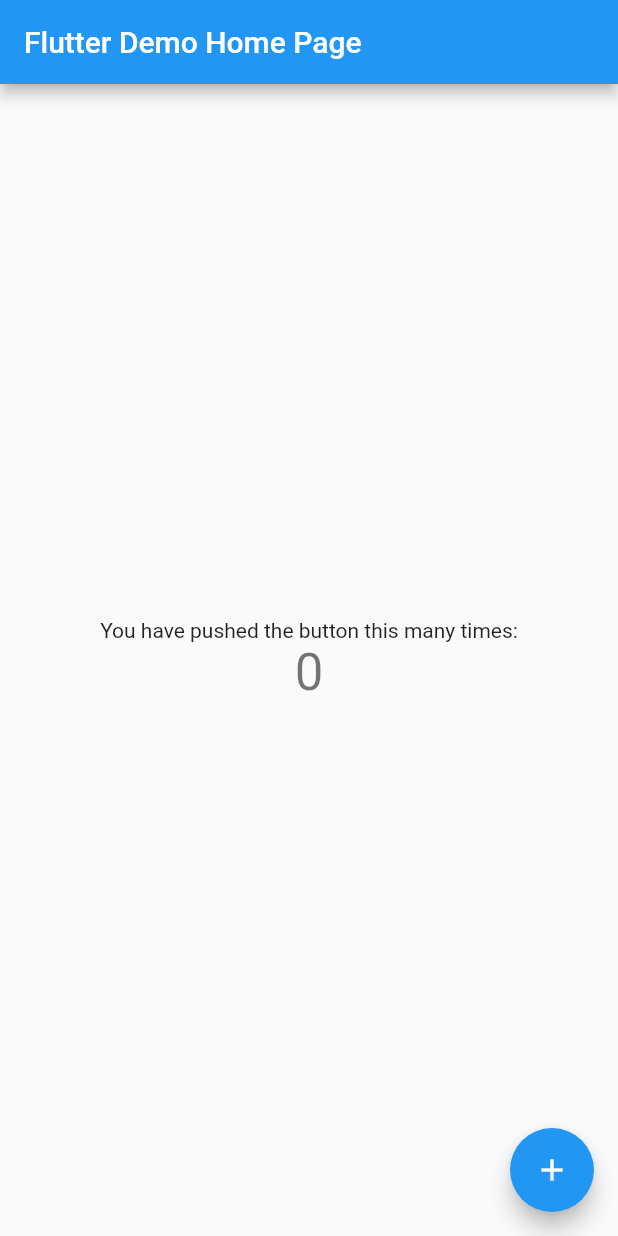
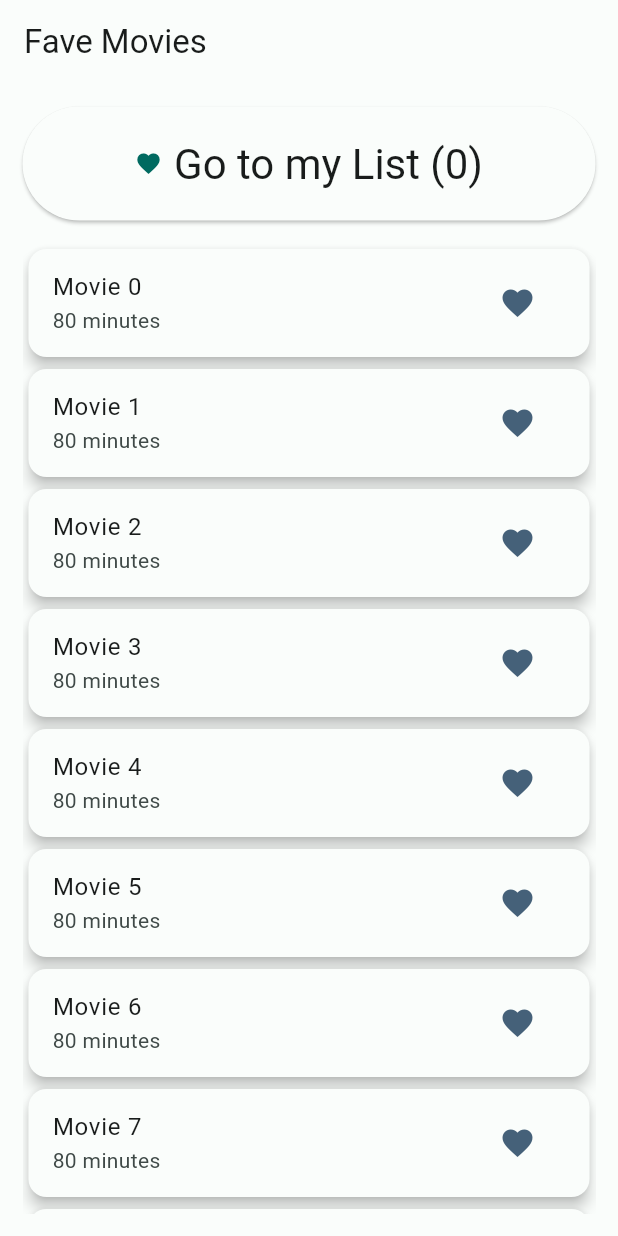
Before and after one commit to muya/state_management_provider_tutorial, a Flutter app: the screen it shows after launch, on a phone screen of 412 x 824 dp. Run offline on Flutter 3.47's test engine with Material 2 defaults, Android fonts, the phone set to English and light mode, and no system bars.

Commit message:
Implement Functionality for Favourite Movies
- Utilize Provider Pattern to sync values between pages (i.e. when a movie is removed from favourites list)
- Implement Material 3 theme

```diff
--- a/kindacode/favourite_movies/lib/main.dart
+++ b/kindacode/favourite_movies/lib/main.dart
@@ -1,115 +1,28 @@
+import 'package:favourite_movies/provider/movie_provider.dart';
+import 'package:favourite_movies/screens/home_screen.dart';
+import 'package:favourite_movies/themes/color_schemes.dart';
 import 'package:flutter/material.dart';
+import 'package:provider/provider.dart';
 
 void main() {
-  runApp(const MyApp());
+  runApp(ChangeNotifierProvider<MovieProvider>(
+      child: const MyApp(),
+      create: (_) => MovieProvider() // Create new ChangeNotifier object.
+      ));
 }
 
 class MyApp extends StatelessWidget {
   const MyApp({Key? key}) : super(key: key);
 
-  // This widget is the root of your application.
   @override
   Widget build(BuildContext context) {
     return MaterialApp(
-      title: 'Flutter Demo',
-      theme: ThemeData(
-        // This is the theme of your application.
-        //
-        // Try running your application with "flutter run". You'll see the
-        // application has a blue toolbar. Then, without quitting the app, try
-        // changing the primarySwatch below to Colors.green and then invoke
-        // "hot reload" (press "r" in the console where you ran "flutter run",
-        // or simply save your changes to "hot reload" in a Flutter IDE).
-        // Notice that the counter didn't reset back to zero; the application
-        // is not restarted.
-        primarySwatch: Colors.blue,
-      ),
-      home: const MyHomePage(title: 'Flutter Demo Home Page'),
+      // Disable debug banner.
+      debugShowCheckedModeBanner: false,
+      title: 'Favourite Movies',
+      theme: ThemeData(useMaterial3: true, colorScheme: lightColorScheme),
+      darkTheme: ThemeData(useMaterial3: true, colorScheme: darkColorScheme),
+      home: const HomeScreen(),
     );
   }
 }
-
-class MyHomePage extends StatefulWidget {
-  const MyHomePage({Key? key, required this.title}) : super(key: key);
-
-  // This widget is the home page of your application. It is stateful, meaning
-  // that it has a State object (defined below) that contains fields that affect
-  // how it looks.
-
-  // This class is the configuration for the state. It holds the values (in this
-  // case the title) provided by the parent (in this case the App widget) and
-  // used by the build method of the State. Fields in a Widget subclass are
-  // always marked "final".
-
-  final String title;
-
-  @override
-  State<MyHomePage> createState() => _MyHomePageState();
-}
-
-class _MyHomePageState extends State<MyHomePage> {
-  int _counter = 0;
-
-  void _incrementCounter() {
-    setState(() {
-      // This call to setState tells the Flutter framework that something has
-      // changed in this State, which causes it to rerun the build method below
-      // so that the display can reflect the updated values. If we changed
-      // _counter without calling setState(), then the build method would not be
-      // called again, and so nothing would appear to happen.
-      _counter++;
-    });
-  }
-
-  @override
-  Widget build(BuildContext context) {
-    // This method is rerun every time setState is called, for instance as done
-    // by the _incrementCounter method above.
-    //
-    // The Flutter framework has been optimized to make rerunning build methods
-    // fast, so that you can just rebuild anything that needs updating rather
-    // than having to individually change instances of widgets.
-    return Scaffold(
-      appBar: AppBar(
-        // Here we take the value from the MyHomePage object that was created by
-        // the App.build method, and use it to set our appbar title.
-        title: Text(widget.title),
-      ),
-      body: Center(
-        // Center is a layout widget. It takes a single child and positions it
-        // in the middle of the parent.
-        child: Column(
-          // Column is also a layout widget. It takes a list of children and
-          // arranges them vertically. By default, it sizes itself to fit its
-          // children horizontally, and tries to be as tall as its parent.
-          //
-          // Invoke "debug painting" (press "p" in the console, choose the
-          // "Toggle Debug Paint" action from the Flutter Inspector in Android
-          // Studio, or the "Toggle Debug Paint" command in Visual Studio Code)
-          // to see the wireframe for each widget.
-          //
-          // Column has various properties to control how it sizes itself and
-          // how it positions its children. Here we use mainAxisAlignment to
-          // center the children vertically; the main axis here is the vertical
-          // axis because Columns are vertical (the cross axis would be
-          // horizontal).
-          mainAxisAlignment: MainAxisAlignment.center,
-          children: <Widget>[
-            const Text(
-              'You have pushed the button this many times:',
-            ),
-            Text(
-              '$_counter',
-              style: Theme.of(context).textTheme.headline4,
-            ),
-          ],
-        ),
-      ),
-      floatingActionButton: FloatingActionButton(
-        onPressed: _incrementCounter,
-        tooltip: 'Increment',
-        child: const Icon(Icons.add),
-      ), // This trailing comma makes auto-formatting nicer for build methods.
-    );
-  }
-}
--- /dev/null
+++ b/kindacode/favourite_movies/lib/models/movie.dart
@@ -0,0 +1,6 @@
+class Movie {
+  final String title;
+  final String? runtime; // how long is the movie
+
+  Movie({required this.title, this.runtime});
+}
--- /dev/null
+++ b/kindacode/favourite_movies/lib/provider/movie_provider.dart
@@ -0,0 +1,41 @@
+import 'dart:math';
+
+import 'package:favourite_movies/models/movie.dart';
+import 'package:flutter/material.dart';
+
+// List of available movies.
+final List<Movie> initialData = List.generate(
+  50,
+  (index) => Movie(
+    title: "Movie $index",
+    runtime: "${Random().nextInt(100) + 60} minutes",
+  ),
+);
+
+/// Manages state (information about movies) of the application, and handles
+/// logic to manage movie lists.
+class MovieProvider with ChangeNotifier {
+  // All movies that will be displayed on teh Home screen.
+  final List<Movie> _movies = initialData;
+
+  // Retrieves all movies.
+  List<Movie> get movies => _movies;
+
+  // Favourite movies that will be shown on the MyList screen.
+  final List<Movie> _myList = [];
+
+  // Retrieves favourite movies list.
+  List<Movie> get myList => _myList;
+
+  // Adds a movie to the favourites list.
+  void addToList(Movie movie) {
+    _myList.add(movie);
+    notifyListeners();
+  }
+
+  // Removes a movie from the favourites list.
+  void removeFromList(Movie movie) {
+    _myList.remove(movie);
+    notifyListeners();
+  }
+}
--- /dev/null
+++ b/kindacode/favourite_movies/lib/screens/home_screen.dart
@@ -0,0 +1,107 @@
+import 'package:favourite_movies/provider/movie_provider.dart';
+import 'package:flutter/material.dart';
+import 'package:provider/provider.dart';
+
+import '../models/movie.dart';
+import 'my_list_screen.dart';
+
+class HomeScreen extends StatefulWidget {
+  const HomeScreen({Key? key}) : super(key: key);
+
+  @override
+  State<HomeScreen> createState() => _HomeScreenState();
+}
+
+class _HomeScreenState extends State<HomeScreen> {
+  @override
+  Widget build(BuildContext context) {
+    var movies = context.watch<MovieProvider>().movies;
+    var myList = context.watch<MovieProvider>().myList;
+
+    var homeScreenAppBar = AppBar(
+      title: const Text('Fave Movies'),
+    );
+
+    var goToMyListBtn = ElevatedButton.icon(
+      onPressed: () {
+        Navigator.of(context).push(
+          MaterialPageRoute(
+            builder: (context) => const MyListScreen(),
+          ),
+        );
+      },
+      icon: const Icon(Icons.favorite),
+      label: Text(
+        "Go to my List (${myList.length})",
+        style: Theme.of(context).textTheme.headlineMedium,
+      ),
+      style: ElevatedButton.styleFrom(
+          padding: const EdgeInsets.symmetric(vertical: 20)),
+    );
+
+    /// Generates a ListTile for a movie item.
+    ListTile newMovieListTile(Movie movie) {
+      return ListTile(
+        style: Theme.of(context).listTileTheme.style,
+        title: Text(movie.title),
+        subtitle: Text(movie.runtime ?? 'No information'),
+        trailing: IconButton(
+          icon: Icon(
+            Icons.favorite,
+            color: myList.contains(movie)
+                ? Theme.of(context).colorScheme.onError
+                : Theme.of(context).colorScheme.tertiary,
+          ),
+          onPressed: () {
+            if (myList.contains(movie)) {
+              context.read<MovieProvider>().removeFromList(movie);
+            } else {
+              context.read<MovieProvider>().addToList(movie);
+            }
+          },
+        ),
+      );
+    }
+
+    /// Generates a Card with movie details.
+    Card newMovieItemCard(Movie movie) {
+      return Card(
+        key: ValueKey(movie.title),
+        // color: Colors.amberAccent.shade100,
+        elevation: 4,
+        child: newMovieListTile(movie),
+      );
+    }
+
+    var moviesList = Expanded(
+      child: ListView.builder(
+        itemCount: movies.length,
+        itemBuilder: (_, index) {
+          final currentMovie = movies[index];
+          return newMovieItemCard(currentMovie);
+        },
+      ),
+    );
+
+    var homeScreenBodyChild = Column(
+      crossAxisAlignment: CrossAxisAlignment.stretch,
+      children: [
+        goToMyListBtn,
+        const SizedBox(
+          height: 15,
+        ),
+        moviesList,
+      ],
+    );
+
+    var homeScreenBody = Padding(
+      padding: const EdgeInsets.all(15),
+      child: homeScreenBodyChild,
+    );
+
+    return Scaffold(
+      appBar: homeScreenAppBar,
+      body: homeScreenBody,
+    );
+  }
+}
--- /dev/null
+++ b/kindacode/favourite_movies/lib/screens/my_list_screen.dart
@@ -0,0 +1,61 @@
+import 'package:favourite_movies/provider/movie_provider.dart';
+import 'package:flutter/material.dart';
+import 'package:provider/provider.dart';
+
+import '../models/movie.dart';
+
+class MyListScreen extends StatefulWidget {
+  const MyListScreen({Key? key}) : super(key: key);
+
+  @override
+  State<MyListScreen> createState() => _MyListScreenState();
+}
+
+class _MyListScreenState extends State<MyListScreen> {
+  @override
+  Widget build(BuildContext context) {
+    final _myList = context.watch<MovieProvider>().myList;
+
+    var myListScreenAppBar = AppBar(title: Text("My List (${_myList.length})"));
+
+    // Generates a List tile for a liked movie item.
+    ListTile newMovieListTile(Movie movie) {
+      return ListTile(
+        title: Text(movie.title),
+        subtitle: Text(movie.runtime ?? ''),
+        trailing: TextButton(
+          child: Text(
+            'Remove',
+            style: TextStyle(color: Theme.of(context).colorScheme.error),
+          ),
+          onPressed: () {
+            context.read<MovieProvider>().removeFromList(movie);
+          },
+        ),
+      );
+    }
+
+    /// Generates a Card with liked movie details.
+    Card newMovieItemCard(Movie movie) {
+      return Card(
+        key: ValueKey(movie.title),
+        elevation: 4,
+        child: newMovieListTile(movie),
+      );
+    }
+
+    var myListScreenBody = ListView.builder(
+      itemCount: _myList.length,
+      itemBuilder: (_, index) {
+        final currentLikedMovie = _myList[index];
+
+        return newMovieItemCard(currentLikedMovie);
+      },
+    );
+
+    return Scaffold(
+      appBar: myListScreenAppBar,
+      body: myListScreenBody,
+    );
+  }
+}
--- /dev/null
+++ b/kindacode/favourite_movies/lib/themes/color_schemes.dart
@@ -0,0 +1,65 @@
+import 'package:flutter/material.dart';
+
+const lightColorScheme = ColorScheme(
+  brightness: Brightness.light,
+  primary: Color(0xFF006A60),
+  onPrimary: Color(0xFFFFFFFF),
+  primaryContainer: Color(0xFF74F8E5),
+  onPrimaryContainer: Color(0xFF00201C),
+  secondary: Color(0xFF4A635F),
+  onSecondary: Color(0xFFFFFFFF),
+  secondaryContainer: Color(0xFFCCE8E2),
+  onSecondaryContainer: Color(0xFF05201C),
+  tertiary: Color(0xFF456179),
+  onTertiary: Color(0xFFFFFFFF),
+  tertiaryContainer: Color(0xFFCCE5FF),
+  onTertiaryContainer: Color(0xFF001E31),
+  error: Color(0xFFBA1A1A),
+  errorContainer: Color(0xFFFFDAD6),
+  onError: Color(0xFFFFFFFF),
+  onErrorContainer: Color(0xFF410002),
+  background: Color(0xFFFAFDFB),
+  onBackground: Color(0xFF191C1B),
+  surface: Color(0xFFFAFDFB),
+  onSurface: Color(0xFF191C1B),
+  surfaceVariant: Color(0xFFDAE5E1),
+  onSurfaceVariant: Color(0xFF3F4947),
+  outline: Color(0xFF6F7977),
+  onInverseSurface: Color(0xFFEFF1EF),
+  inverseSurface: Color(0xFF2D3130),
+  inversePrimary: Color(0xFF53DBC9),
+  shadow: Color(0xFF000000),
+  surfaceTint: Color(0xFF006A60),
+);
+
+const darkColorScheme = ColorScheme(
+  brightness: Brightness.dark,
+  primary: Color(0xFF53DBC9),
+  onPrimary: Color(0xFF003731),
+  primaryContainer: Color(0xFF005048),
+  onPrimaryContainer: Color(0xFF74F8E5),
+  secondary: Color(0xFFB1CCC6),
+  onSecondary: Color(0xFF1C3531),
+  secondaryContainer: Color(0xFF334B47),
+  onSecondaryContainer: Color(0xFFCCE8E2),
+  tertiary: Color(0xFFADCAE6),
+  onTertiary: Color(0xFF153349),
+  tertiaryContainer: Color(0xFF2D4961),
+  onTertiaryContainer: Color(0xFFCCE5FF),
+  error: Color(0xFFFFB4AB),
+  errorContainer: Color(0xFF93000A),
+  onError: Color(0xFF690005),
+  onErrorContainer: Color(0xFFFFDAD6),
+  background: Color(0xFF191C1B),
+  onBackground: Color(0xFFE0E3E1),
+  surface: Color(0xFF191C1B),
+  onSurface: Color(0xFFE0E3E1),
+  surfaceVariant: Color(0xFF3F4947),
+  onSurfaceVariant: Color(0xFFBEC9C6),
+  outline: Color(0xFF899390),
+  onInverseSurface: Color(0xFF191C1B),
+  inverseSurface: Color(0xFFE0E3E1),
+  inversePrimary: Color(0xFF006A60),
+  shadow: Color(0xFF000000),
+  surfaceTint: Color(0xFF53DBC9),
+);
--- a/kindacode/favourite_movies/pubspec.yaml
+++ b/kindacode/favourite_movies/pubspec.yaml
@@ -34,6 +34,7 @@
   # The following adds the Cupertino Icons font to your application.
   # Use with the CupertinoIcons class for iOS style icons.
   cupertino_icons: ^1.0.2
+  provider: ^6.0.3
 
 dev_dependencies:
   flutter_test:
```
Also changed, not shown: kindacode/favourite_movies/pubspec.lock.
